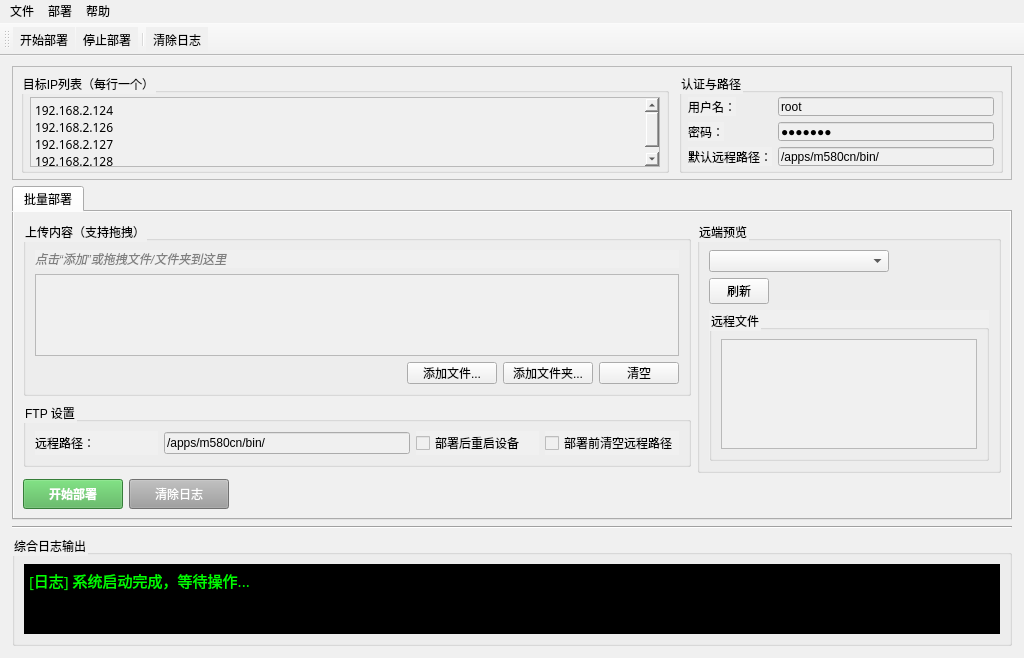
Before: the Qt Designer form DeployMaster.ui in turnarond/DeviceForge, drawn with Qt 5.
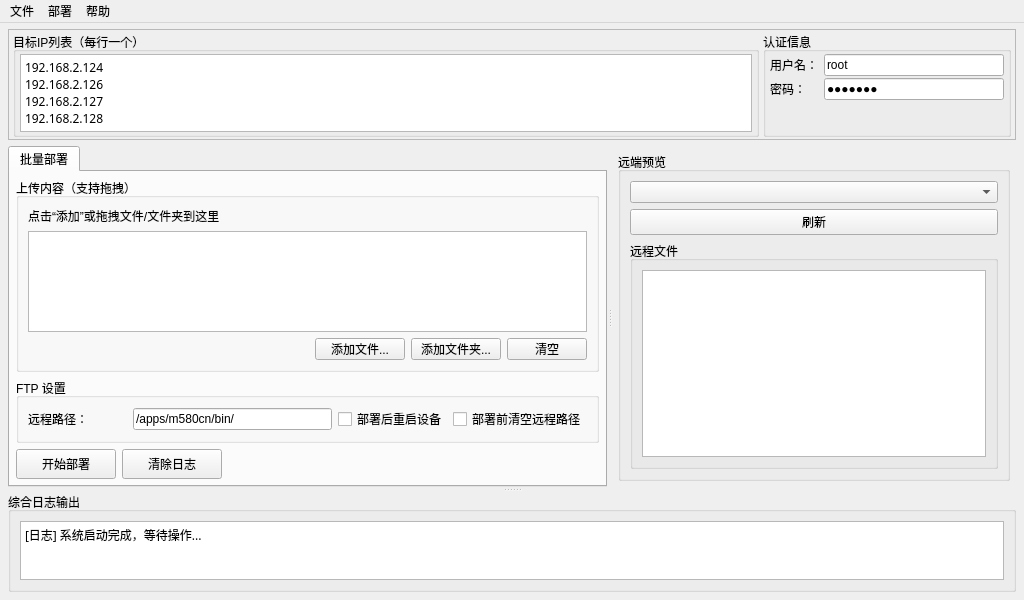
After: the same form once the commit is applied. Icons and pictures are not drawn. Custom widgets are drawn as their Qt base class.

The edit to the form file:
```diff
--- a/DeployMaster.ui
+++ b/DeployMaster.ui
@@ -8,33 +8,33 @@
     <x>0</x>
     <y>0</y>
     <width>1024</width>
-    <height>650</height>
+    <height>600</height>
    </rect>
   </property>
   <property name="windowTitle">
    <string>DeployMaster - FTP &amp; Telnet 批量运维工具</string>
   </property>
-  <property name="styleSheet">
-   <string notr="true">background-color: #F0F0F0; font-family: &quot;Microsoft YaHei&quot;, &quot;Segoe UI&quot;;</string>
-  </property>
   <widget class="QWidget" name="centralwidget">
-   <layout class="QVBoxLayout" name="verticalLayout" stretch="0,2,0,2">
+   <layout class="QVBoxLayout" name="verticalLayout" stretch="1,4">
     <property name="leftMargin">
-     <number>12</number>
+     <number>8</number>
     </property>
     <property name="topMargin">
-     <number>10</number>
+     <number>6</number>
     </property>
     <property name="rightMargin">
-     <number>12</number>
+     <number>8</number>
     </property>
     <property name="bottomMargin">
-     <number>12</number>
+     <number>8</number>
+    </property>
+    <property name="spacing">
+     <number>6</number>
     </property>
     <item>
      <widget class="QFrame" name="frame_commonConfig">
       <property name="sizePolicy">
-       <sizepolicy hsizetype="Preferred" vsizetype="Minimum">
+       <sizepolicy hsizetype="Preferred" vsizetype="Preferred">
         <horstretch>0</horstretch>
         <verstretch>0</verstretch>
        </sizepolicy>
@@ -42,53 +42,47 @@
       <property name="frameShape">
        <enum>QFrame::Shape::StyledPanel</enum>
       </property>
-      <layout class="QHBoxLayout" name="horizontalLayout_common" stretch="2,1">
+      <layout class="QHBoxLayout" name="horizontalLayout_common" stretch="3,1">
        <property name="spacing">
-        <number>10</number>
+        <number>4</number>
        </property>
        <property name="leftMargin">
-        <number>8</number>
+        <number>4</number>
        </property>
        <property name="topMargin">
-        <number>6</number>
+        <number>2</number>
        </property>
        <property name="rightMargin">
-        <number>8</number>
+        <number>4</number>
        </property>
        <property name="bottomMargin">
-        <number>6</number>
+        <number>2</number>
        </property>
        <item>
         <widget class="QGroupBox" name="groupBox_ipList">
-         <property name="maximumSize">
-          <size>
-           <width>16777215</width>
-           <height>100</height>
-          </size>
-         </property>
          <property name="title">
           <string>目标IP列表（每行一个）</string>
          </property>
          <layout class="QVBoxLayout" name="verticalLayout_ipList">
           <property name="spacing">
-           <number>4</number>
+          <number>2</number>
           </property>
           <property name="leftMargin">
-           <number>6</number>
+          <number>4</number>
           </property>
           <property name="topMargin">
-           <number>4</number>
+          <number>2</number>
           </property>
           <property name="rightMargin">
-           <number>6</number>
+          <number>4</number>
           </property>
           <property name="bottomMargin">
-           <number>4</number>
+          <number>2</number>
           </property>
           <item>
            <widget class="QTextEdit" name="txt_ipList">
             <property name="sizePolicy">
-             <sizepolicy hsizetype="Expanding" vsizetype="Fixed">
+            <sizepolicy hsizetype="Expanding" vsizetype="Expanding">
               <horstretch>0</horstretch>
               <verstretch>0</verstretch>
              </sizepolicy>
@@ -96,13 +90,7 @@
             <property name="minimumSize">
              <size>
               <width>0</width>
-              <height>70</height>
-             </size>
-            </property>
-            <property name="maximumSize">
-             <size>
-              <width>16777215</width>
-              <height>70</height>
+             <height>60</height>
              </size>
             </property>
             <property name="font">
@@ -127,14 +115,8 @@
        </item>
        <item>
         <widget class="QGroupBox" name="groupBox_auth">
-         <property name="maximumSize">
-          <size>
-           <width>16777215</width>
-           <height>100</height>
-          </size>
-         </property>
          <property name="title">
-          <string>认证与路径</string>
+          <string>认证信息</string>
          </property>
          <layout class="QFormLayout" name="formLayout_auth">
           <property name="fieldGrowthPolicy">
@@ -144,19 +126,19 @@
            <enum>QFormLayout::RowWrapPolicy::DontWrapRows</enum>
           </property>
           <property name="verticalSpacing">
-           <number>6</number>
+           <number>2</number>
           </property>
           <property name="leftMargin">
-           <number>6</number>
+           <number>4</number>
           </property>
           <property name="topMargin">
-           <number>4</number>
+           <number>2</number>
           </property>
           <property name="rightMargin">
-           <number>6</number>
+           <number>4</number>
           </property>
           <property name="bottomMargin">
-           <number>4</number>
+           <number>2</number>
           </property>
           <item row="0" column="0">
            <widget class="QLabel" name="label_user">
@@ -189,20 +171,7 @@
             </property>
            </widget>
           </item>
-          <item row="2" column="0">
-           <widget class="QLabel" name="label_defaultRemotePath">
-            <property name="text">
-             <string>默认远程路径：</string>
-            </property>
-           </widget>
-          </item>
-          <item row="2" column="1">
-           <widget class="QLineEdit" name="txt_defaultRemotePath">
-            <property name="text">
-             <string>/apps/m580cn/bin/</string>
-            </property>
-           </widget>
-          </item>
+
          </layout>
         </widget>
        </item>
@@ -210,6 +179,20 @@
      </widget>
     </item>
     <item>
+     <widget class="QSplitter" name="splitter_log">
+      <property name="orientation">
+       <enum>Qt::Orientation::Vertical</enum>
+      </property>
+      <property name="handleWidth">
+       <number>5</number>
+      </property>
+      <widget class="QSplitter" name="splitter_main">
+       <property name="orientation">
+        <enum>Qt::Orientation::Horizontal</enum>
+       </property>
+       <property name="handleWidth">
+        <number>5</number>
+       </property>
      <widget class="QTabWidget" name="tabWidget">
       <property name="tabPosition">
        <enum>QTabWidget::TabPosition::North</enum>
@@ -221,8 +204,23 @@
        <attribute name="title">
         <string>批量部署</string>
        </attribute>
-       <layout class="QGridLayout" name="gridLayout_deploy" columnstretch="1,3,2,0">
-        <item row="0" column="0" colspan="3">
+         <layout class="QVBoxLayout" name="verticalLayout_deploy">
+          <property name="spacing">
+           <number>6</number>
+          </property>
+          <property name="leftMargin">
+           <number>6</number>
+          </property>
+          <property name="topMargin">
+           <number>6</number>
+          </property>
+          <property name="rightMargin">
+           <number>6</number>
+          </property>
+          <property name="bottomMargin">
+           <number>6</number>
+          </property>
+          <item>
          <widget class="QGroupBox" name="groupBox_upload">
           <property name="acceptDrops">
            <bool>true</bool>
@@ -236,9 +234,6 @@
           <layout class="QVBoxLayout" name="verticalLayout_upload">
            <item>
             <widget class="QLabel" name="label_dragHint">
-             <property name="styleSheet">
-              <string notr="true">color: gray; font-style: italic;</string>
-             </property>
              <property name="text">
               <string>点击“添加”或拖拽文件/文件夹到这里</string>
              </property>
@@ -249,7 +244,7 @@
              <property name="minimumSize">
               <size>
                <width>0</width>
-               <height>80</height>
+                 <height>60</height>
               </size>
              </property>
              <property name="acceptDrops">
@@ -322,7 +317,7 @@
           </layout>
          </widget>
         </item>
-        <item row="1" column="0" colspan="3">
+          <item>
          <widget class="QGroupBox" name="groupBox_ftp">
           <property name="title">
            <string>FTP 设置</string>
@@ -365,7 +360,7 @@
           </layout>
          </widget>
         </item>
-        <item row="3" column="0" colspan="2">
+          <item>
          <layout class="QHBoxLayout" name="horizontalLayout_deployBtns">
           <item>
            <widget class="QPushButton" name="btn_deploy">
@@ -375,9 +370,6 @@
               <height>30</height>
              </size>
             </property>
-            <property name="styleSheet">
-             <string notr="true">background-color: #4CAF50; color: white; font-weight: bold;</string>
-            </property>
             <property name="text">
              <string>开始部署</string>
             </property>
@@ -391,9 +383,6 @@
               <height>30</height>
              </size>
             </property>
-            <property name="styleSheet">
-             <string notr="true">background-color: #9E9E9E; color: white;</string>
-            </property>
             <property name="text">
              <string>清除日志</string>
             </property>
@@ -414,23 +403,37 @@
           </item>
          </layout>
         </item>
-        <item row="0" column="3" rowspan="3">
+         </layout>
+        </widget>
+       </widget>
+       <widget class="QWidget" name="widget_rightPanel">
+        <layout class="QVBoxLayout" name="verticalLayout_rightPanel">
+         <property name="spacing">
+          <number>6</number>
+         </property>
+         <property name="leftMargin">
+          <number>6</number>
+         </property>
+         <property name="topMargin">
+          <number>6</number>
+         </property>
+         <property name="rightMargin">
+          <number>6</number>
+         </property>
+         <property name="bottomMargin">
+          <number>6</number>
+         </property>
+         <item>
          <widget class="QGroupBox" name="groupBox_remotePreview">
           <property name="title">
            <string>远端预览</string>
           </property>
-          <layout class="QVBoxLayout" name="verticalLayout_remote">
+           <layout class="QVBoxLayout" name="verticalLayout_remote" stretch="0,0,1">
            <item>
             <widget class="QComboBox" name="cmb_targetIPs">
-             <property name="sizePolicy">
-              <sizepolicy hsizetype="Fixed" vsizetype="Fixed">
-               <horstretch>0</horstretch>
-               <verstretch>0</verstretch>
-              </sizepolicy>
-             </property>
              <property name="minimumSize">
               <size>
-               <width>180</width>
+                <width>200</width>
                <height>0</height>
               </size>
              </property>
@@ -438,12 +441,6 @@
            </item>
            <item>
             <widget class="QPushButton" name="btn_refreshRemote">
-             <property name="maximumSize">
-              <size>
-               <width>60</width>
-               <height>16777215</height>
-              </size>
-             </property>
              <property name="text">
               <string>刷新</string>
              </property>
@@ -454,12 +451,18 @@
              <property name="title">
               <string>远程文件</string>
              </property>
-             <layout class="QVBoxLayout" name="verticalLayout_tree">
+              <layout class="QVBoxLayout" name="verticalLayout_tree" stretch="1">
               <item>
                <widget class="QTreeView" name="tree_remoteFiles">
                 <property name="headerHidden">
                  <bool>true</bool>
                 </property>
+                 <property name="sizePolicy">
+                  <sizepolicy hsizetype="Expanding" vsizetype="Expanding">
+                   <horstretch>0</horstretch>
+                   <verstretch>0</verstretch>
+                  </sizepolicy>
+                 </property>
                </widget>
               </item>
              </layout>
@@ -471,31 +474,19 @@
        </layout>
       </widget>
      </widget>
-    </item>
-    <item>
-     <widget class="QFrame" name="frame_splitter">
-      <property name="maximumSize">
-       <size>
-        <width>16777215</width>
-        <height>5</height>
-       </size>
-      </property>
-      <property name="frameShape">
-       <enum>QFrame::Shape::HLine</enum>
-      </property>
-      <property name="frameShadow">
-       <enum>QFrame::Shadow::Sunken</enum>
-      </property>
-     </widget>
-    </item>
-    <item>
      <widget class="QGroupBox" name="groupBox_log">
-      <property name="maximumSize">
+       <property name="minimumSize">
        <size>
-        <width>16777215</width>
-        <height>16777215</height>
-       </size>
-      </property>
+         <width>0</width>
+         <height>100</height>
+        </size>
+       </property>
+       <property name="sizePolicy">
+        <sizepolicy hsizetype="Preferred" vsizetype="Expanding">
+         <horstretch>0</horstretch>
+         <verstretch>1</verstretch>
+        </sizepolicy>
+       </property>
       <property name="title">
        <string>综合日志输出</string>
       </property>
@@ -505,12 +496,9 @@
          <property name="font">
           <font>
            <family>Microsoft YaHei</family>
-           <pointsize>11</pointsize>
-          </font>
-         </property>
-         <property name="styleSheet">
-          <string notr="true">background-color: black; color: #00FF00;</string>
-         </property>
+            <pointsize>9</pointsize>
+           </font>
+          </property>
          <property name="lineWrapMode">
           <enum>QTextEdit::LineWrapMode::WidgetWidth</enum>
          </property>
@@ -524,6 +512,7 @@
        </item>
       </layout>
      </widget>
+     </widget>
     </item>
    </layout>
   </widget>
@@ -564,21 +553,6 @@
    <addaction name="menu_deploy"/>
    <addaction name="menu_help"/>
   </widget>
-  <widget class="QToolBar" name="toolbar">
-   <property name="windowTitle">
-    <string>工具栏</string>
-   </property>
-   <attribute name="toolBarArea">
-    <enum>TopToolBarArea</enum>
-   </attribute>
-   <attribute name="toolBarBreak">
-    <bool>false</bool>
-   </attribute>
-   <addaction name="action_start_deploy"/>
-   <addaction name="action_stop_deploy"/>
-   <addaction name="separator"/>
-   <addaction name="action_clear_log"/>
-  </widget>
   <action name="action_new">
    <property name="text">
     <string>新建</string>
```
Lines whose indentation alone changed are shown as unchanged.
